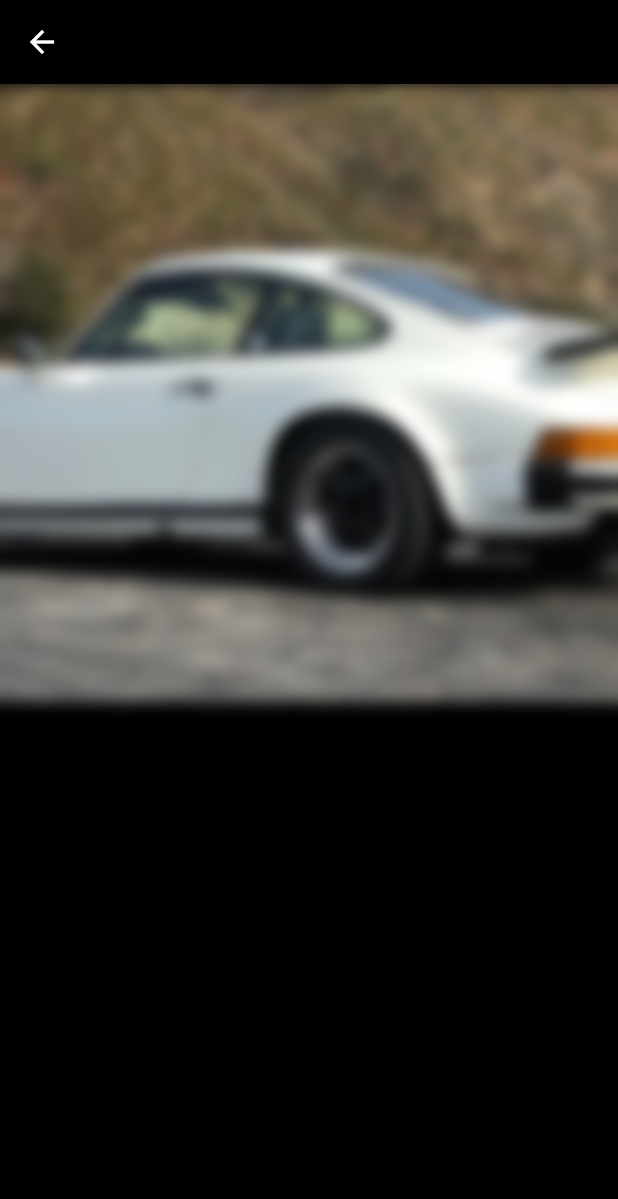
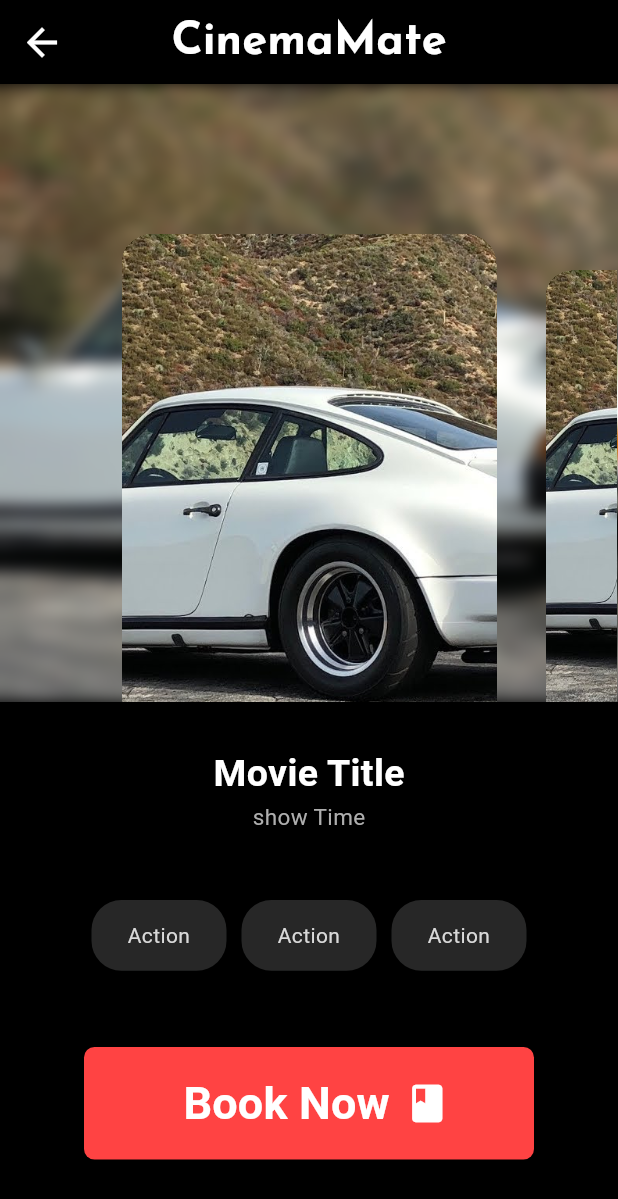
Before and after one commit to da-wit/flutter-2024-CinemaMate, a Flutter app: the CinemaMovieList screen opened directly, on a phone screen of 412 x 824 dp. Shown: the top 1199 px of the screen. Run offline on Flutter 3.47's test engine with Material 3 defaults, Android fonts, the phone set to English and light mode, and no system bars; drawn by our look-alikes of carousel_slider; our stand-ins replace google_fonts, transparent_image.

Commit message:
Implemented Movies List Page

```diff
--- a/cinema_mate/lib/presentation/screens/user/cinema_movies_list.dart
+++ b/cinema_mate/lib/presentation/screens/user/cinema_movies_list.dart
@@ -1,9 +1,17 @@
+import 'package:flutter/material.dart';
 import 'dart:ui';
 
+import 'package:google_fonts/google_fonts.dart';
+
+import 'package:cinema_mate/presentation/widgets/app_color.dart';
+import 'package:cinema_mate/presentation/widgets/buttons.dart';
+import 'package:cinema_mate/presentation/widgets/genre.dart';
+
+import 'package:carousel_slider/carousel_slider.dart';
 import 'package:cinema_mate/presentation/screens/user/user_profile.dart';
-import 'package:cinema_mate/presentation/widgets/card.dart';
-import 'package:flutter/material.dart';
 import 'package:flutter/widgets.dart';
+
+var appColor = AppColor();
 
 class CinemaMovieList extends StatefulWidget {
   const CinemaMovieList({super.key});
@@ -13,23 +21,48 @@ class CinemaMovieList extends StatefulWidget {
 }
 
 class _CinemaMovieListState extends State<CinemaMovieList> {
+  var _currentBackground = 'assets/images/porsche.jpg';
+  int currentIndex = 0;
+
+  void _changeBackground(int index) {
+    setState(() {
+      if (index % 2 == 0) {
+        _currentBackground = 'assets/images/img.jpg';
+      } else {
+        _currentBackground = 'assets/images/porsche.jpg';
+      }
+    });
+  }
+
   @override
   Widget build(BuildContext context) {
     return Scaffold(
       appBar: AppBar(
-        backgroundColor: newColor.bg,
-        iconTheme: IconThemeData(
-          color: newColor.white,
+        title: Text(
+          'CinemaMate',
+          style: GoogleFonts.josefinSans(
+            color: appColor.white,
+            fontWeight: FontWeight.bold,
+            fontSize: 30,
           ),
         ),
-      backgroundColor: newColor.bg,
-      body: Container(
+        iconTheme: IconThemeData(
+          color: appColor.white,
+          size: 30,
+        ),
+        centerTitle: true,
+        backgroundColor: appColor.bg,
+      ),
+      backgroundColor: appColor.bg,
+      body: SingleChildScrollView(
+        child: Column(
+          children: [
+            Container(
+              height: MediaQuery.of(context).size.height * 0.5,
               child: Stack(
                 children: [
-            Stack(
-              children: [
                   Image.asset(
-                  'assets/images/porsche.jpg',
+                    _currentBackground,
                     fit: BoxFit.cover,
                     height: MediaQuery.of(context).size.height * 0.5,
                   ),
@@ -44,13 +77,92 @@ class _CinemaMovieListState extends State<CinemaMovieList> {
                       color: Colors.transparent, // Transparent color
                     ),
                   ),
-                // const Center(
-                //   child: AppCard(
-                //     title: 'Movie',
-                //     imgpath: 'assets/images/porsche.jpg',
-                //   ),
-                // ),
+                  Positioned(
+                    top: 100,
+                    left: 1,
+                    right: 1,
+                    child: CarouselSlider(
+                      options: CarouselOptions(
+                          height: 375.0,
+                          enableInfiniteScroll: false,
+                          enlargeCenterPage: true,
+                          enlargeFactor: 0.3,
+                          viewportFraction: 0.65,
+                          onPageChanged: (index, _) {
+                            _changeBackground(index);
+                          }),
+                      items: [1, 2, 3, 4, 5].map((i) {
+                        return Builder(
+                          builder: (BuildContext context) {
+                            return Container(
+                              clipBehavior: Clip.hardEdge,
+                              decoration: BoxDecoration(
+                                borderRadius: BorderRadius.circular(20),
+                              ),
+                              child: Image.asset(
+                                'assets/images/porsche.jpg',
+                                fit: BoxFit.fitHeight,
+                                height: 300,
+                                width: 250,
+                              ),
+                            );
+                          },
+                        );
+                      }).toList(),
+                    ),
+                  ),
                 ],
+              ),
+            ),
+            const SizedBox(height: 30),
+            Container(
+              width: 300,
+              height: 200,
+              decoration: BoxDecoration(
+                color: appColor.bg,
+                borderRadius: BorderRadius.circular(10),
+              ),
+              child: Column(
+                mainAxisAlignment: MainAxisAlignment.spaceAround,
+                crossAxisAlignment: CrossAxisAlignment.center,
+                children: [
+                  Text(
+                    'Movie Title',
+                    style: TextStyle(
+                      fontSize: 25,
+                      color: appColor.white,
+                      fontWeight: FontWeight.bold,
+                    ),
+                  ),
+                  Text(
+                    'show Time',
+                    style: TextStyle(fontSize: 15, color: appColor.grey),
+                  ),
+                  const SizedBox(height: 40),
+                  Expanded(
+                    child: GridView.count(
+                      crossAxisCount: 3,
+                      childAspectRatio: 1.75,
+                      children: const [
+                        Genre(genre: 'Action'),
+                        Genre(genre: 'Action'),
+                        Genre(genre: 'Action'),
+                      ],
+                    ),
+                  )
+                ],
+              ),
+            ),
+            AppButton(
+              title: 'Book Now',
+              width: 300,
+              onPressed: () {},
+              height: 75,
+              textSize: 30,
+              rightIcon: const Icon(
+                Icons.book,
+                size: 30,
+              ),
             )
           ],
         ),
--- a/cinema_mate/lib/presentation/widgets/genre.dart
+++ b/cinema_mate/lib/presentation/widgets/genre.dart
@@ -10,7 +10,7 @@ class Genre extends StatelessWidget {
   @override
   Widget build(BuildContext context) {
     return Container(
-      width: 250,
+      width: 75,
       height: 50,
       margin: const EdgeInsets.all(5),
       padding: const EdgeInsets.symmetric(vertical: 5, horizontal: 5),
```
Lines whose indentation alone changed are shown as unchanged.
